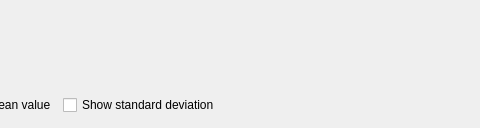
The window that src/ui/qgshistogramwidgetbase.ui (carsmie/QGIS) describes before a commit, drawn with Qt 5; both pictures show x 214 to 694 and y 0 to 128 of the 694 by 128 pixel window.
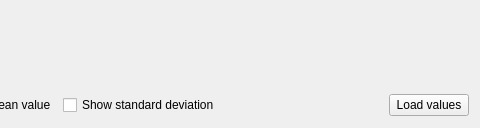
The same window after the commit. Custom widgets are drawn as their Qt base class.

Commit message: Add a "load values" button to graduated histogram. The previous approach of automatically fetching the values on demand was resulting in graphical corruption to the parent tab widget.

Diff of the .ui file:
```diff
--- a/src/ui/qgshistogramwidgetbase.ui
+++ b/src/ui/qgshistogramwidgetbase.ui
@@ -91,6 +91,13 @@
        </property>
       </spacer>
      </item>
+     <item>
+      <widget class="QPushButton" name="mLoadValuesButton">
+       <property name="text">
+        <string>Load values</string>
+       </property>
+      </widget>
+     </item>
     </layout>
    </item>
   </layout>
```
The commit also changes 5 other files.
